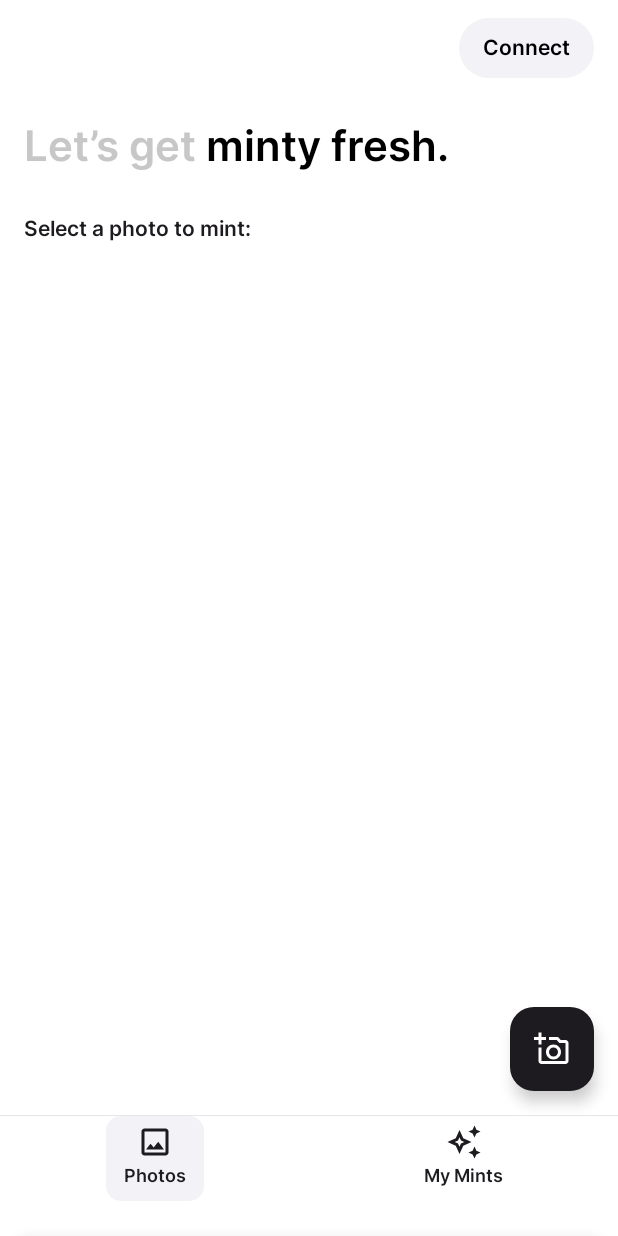
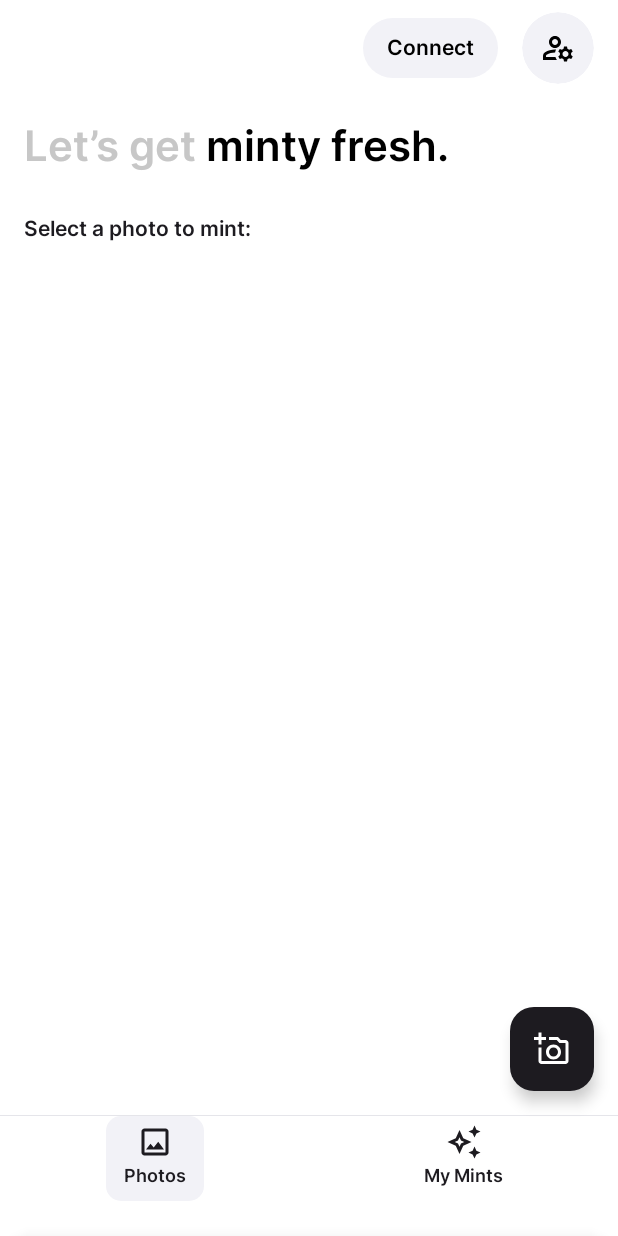
Before and after one commit to solana-mobile/Minty-fresh, an Android app built with Jetpack Compose: the screen it shows after launch (MainActivity), on a phone screen of 412 x 824 dp. Run offline under Robolectric (Android 15) with nearby library versions, the phone set to English and light mode, and no system bars; our stand-ins replace Dagger/Hilt's generated code, accompanist; libraries missing offline, so code that uses them is left out: androidx.camera.core, androidx.camera.lifecycle, androidx.camera.view, com.bumptech.glide, com.google.android.gms and 1 more; 4 statements that could not run were skipped.

Commit message:
Add settings button on app bar
for both gallery and my mints screen

```diff
--- a/app/src/main/java/com/solanamobile/mintyfresh/activity/MainActivity.kt
+++ b/app/src/main/java/com/solanamobile/mintyfresh/activity/MainActivity.kt
@@ -4,7 +4,6 @@ import android.net.Uri
 import android.os.Bundle
 import androidx.activity.ComponentActivity
 import androidx.activity.compose.setContent
-import androidx.compose.animation.ExperimentalAnimationApi
 import androidx.compose.foundation.shape.RoundedCornerShape
 import androidx.compose.material.ExperimentalMaterialApi
 import androidx.compose.material.ModalBottomSheetLayout
@@ -19,7 +18,6 @@ import androidx.compose.ui.graphics.Color
 import androidx.compose.ui.unit.dp
 import androidx.core.view.WindowCompat
 import androidx.navigation.NavGraph.Companion.findStartDestination
-import androidx.navigation.NavGraphBuilder
 import androidx.navigation.NavOptions
 import androidx.navigation.compose.NavHost
 import com.solana.mobilewalletadapter.clientlib.ActivityResultSender
@@ -94,6 +92,7 @@ class MainActivity : ComponentActivity() {
                                 galleryScreen(
                                     navigateToDetails = appState.navController::navigateToMintDetailsScreen,
                                     navigateToCamera = appState.navController::navigateToCamera,
+                                    navigateToSettings = appState.navController::navigateToSettingsPage,
                                     navController = appState.navController,
                                     activityResultSender = activityResultSender,
                                     navigationItems = listOf(
@@ -142,6 +141,7 @@ class MainActivity : ComponentActivity() {
                             nestedGraphs = {
                                 myMintsScreen(
                                     navigateToDetails = appState.navController::navigateToMyMintsDetails,
+                                    navigateToSettings = appState.navController::navigateToSettingsPage,
                                     navController = appState.navController,
                                     activityResultSender = activityResultSender,
                                     navigationItems = listOf(
--- a/ui/commonComposable/src/main/java/com/solanamobile/mintyfresh/composable/simplecomposables/SettingsButton.kt
+++ b/ui/commonComposable/src/main/java/com/solanamobile/mintyfresh/composable/simplecomposables/SettingsButton.kt
@@ -1,6 +1,5 @@
 package com.solanamobile.mintyfresh.composable.simplecomposables
 
-import androidx.compose.foundation.layout.padding
 import androidx.compose.foundation.layout.size
 import androidx.compose.foundation.shape.CircleShape
 import androidx.compose.material.icons.Icons
@@ -26,7 +25,7 @@ fun SettingsButton(
         modifier = modifier
             .size(48.dp)
             .clip(CircleShape),
-        colors = IconButtonDefaults.filledIconButtonColors(containerColor = MaterialTheme.colorScheme.inverseOnSurface),
+        colors = IconButtonDefaults.filledIconButtonColors(containerColor = MaterialTheme.colorScheme.surfaceVariant),
         onClick = onClick
     ) {
         Icon(
--- a/ui/gallery/src/main/java/com/solanamobile/mintyfresh/gallery/Gallery.kt
+++ b/ui/gallery/src/main/java/com/solanamobile/mintyfresh/gallery/Gallery.kt
@@ -34,10 +34,7 @@ import com.bumptech.glide.integration.compose.ExperimentalGlideComposeApi
 import com.bumptech.glide.integration.compose.GlideImage
 import com.google.accompanist.permissions.ExperimentalPermissionsApi
 import com.solana.mobilewalletadapter.clientlib.ActivityResultSender
-import com.solanamobile.mintyfresh.composable.simplecomposables.BottomNavigationBar
-import com.solanamobile.mintyfresh.composable.simplecomposables.EmptyView
-import com.solanamobile.mintyfresh.composable.simplecomposables.NavigationItem
-import com.solanamobile.mintyfresh.composable.simplecomposables.PermissionView
+import com.solanamobile.mintyfresh.composable.simplecomposables.*
 import com.solanamobile.mintyfresh.gallery.viewmodel.MediaViewModel
 import com.solanamobile.mintyfresh.walletconnectbutton.composables.ConnectWalletButton
 
@@ -47,6 +44,7 @@ const val galleryRoute = "photos"
 fun NavGraphBuilder.galleryScreen(
     navigateToDetails: (String) -> Unit = { },
     navigateToCamera: () -> Unit = { },
+    navigateToSettings: () -> Unit = { },
     navController: NavHostController,
     activityResultSender: ActivityResultSender,
     navigationItems: List<NavigationItem>,
@@ -83,6 +81,10 @@ fun NavGraphBuilder.galleryScreen(
                         iconUri = iconUri,
                         identityName = appName,
                         activityResultSender = activityResultSender
+                    )
+                    SettingsButton(
+                        modifier = Modifier.padding(start = 16.dp),
+                        onClick = navigateToSettings
                     )
                 }
             },
--- a/ui/mymints/src/main/java/com/solanamobile/mintyfresh/mymints/composables/MyMints.kt
+++ b/ui/mymints/src/main/java/com/solanamobile/mintyfresh/mymints/composables/MyMints.kt
@@ -51,6 +51,7 @@ fun NavController.navigateToMyMints(forceRefresh: Boolean = false, navOptions: N
 @OptIn(ExperimentalAnimationApi::class, ExperimentalMaterial3Api::class)
 fun NavGraphBuilder.myMintsScreen(
     navigateToDetails: (Int) -> Unit,
+    navigateToSettings: () -> Unit = { },
     navController: NavHostController,
     activityResultSender: ActivityResultSender,
     navigationItems: List<NavigationItem>,
@@ -85,6 +86,10 @@ fun NavGraphBuilder.myMintsScreen(
                         iconUri = iconUri,
                         identityName = appName,
                         activityResultSender = activityResultSender
+                    )
+                    SettingsButton(
+                        modifier = Modifier.padding(start = 16.dp),
+                        onClick = navigateToSettings
                     )
                 }
             },
```
